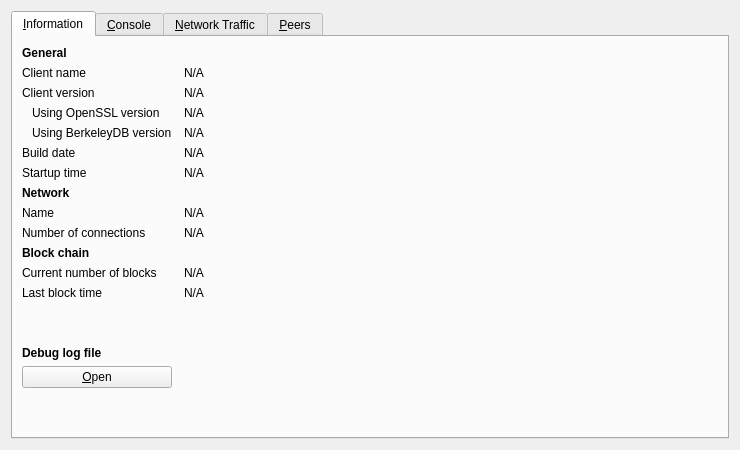
First picture: the form in src/qt/forms/rpcconsole.ui, repository philscurrency/philscurrency, before the edit.
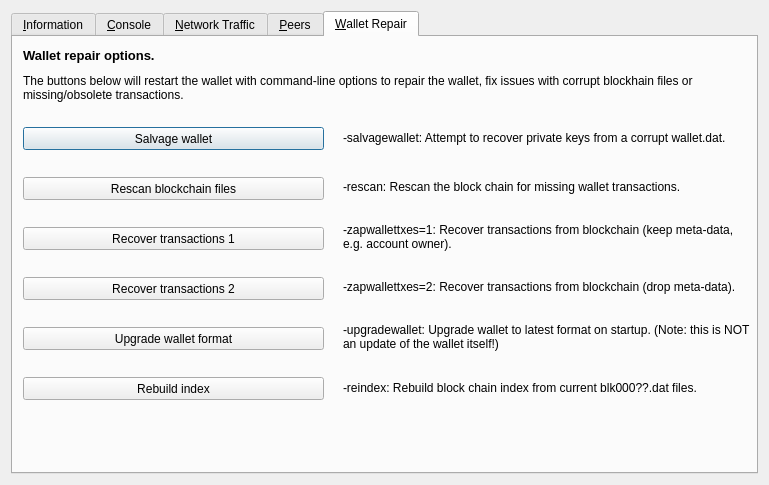
Second picture: the form after the edit. The open tabs and pages were chosen to show the change. Icons and pictures are not drawn. Custom widgets are drawn as their Qt base class.

Diff of the .ui file:
```diff
--- a/src/qt/forms/rpcconsole.ui
+++ b/src/qt/forms/rpcconsole.ui
@@ -6,8 +6,8 @@
    <rect>
     <x>0</x>
     <y>0</y>
-    <width>740</width>
-    <height>450</height>
+    <width>769</width>
+    <height>485</height>
    </rect>
   </property>
   <property name="windowTitle">
@@ -23,7 +23,7 @@
       <attribute name="title">
        <string>&amp;Information</string>
       </attribute>
-      <layout class="QGridLayout" name="gridLayout" columnstretch="0,1">
+      <layout class="QGridLayout" name="gridLayout" columnstretch="0,0">
        <property name="horizontalSpacing">
         <number>12</number>
        </property>
@@ -47,55 +47,6 @@
          </property>
         </widget>
        </item>
-       <item row="1" column="1">
-        <widget class="QLabel" name="clientName">
-         <property name="cursor">
-          <cursorShape>IBeamCursor</cursorShape>
-         </property>
-         <property name="text">
-          <string>N/A</string>
-         </property>
-         <property name="textFormat">
-          <enum>Qt::PlainText</enum>
-         </property>
-         <property name="textInteractionFlags">
-          <set>Qt::LinksAccessibleByMouse|Qt::TextSelectableByKeyboard|Qt::TextSelectableByMouse</set>
-         </property>
-        </widget>
-       </item>
-       <item row="2" column="0">
-        <widget class="QLabel" name="label_6">
-         <property name="text">
-          <string>Client version</string>
-         </property>
-        </widget>
-       </item>
-       <item row="2" column="1">
-        <widget class="QLabel" name="clientVersion">
-         <property name="cursor">
-          <cursorShape>IBeamCursor</cursorShape>
-         </property>
-         <property name="text">
-          <string>N/A</string>
-         </property>
-         <property name="textFormat">
-          <enum>Qt::PlainText</enum>
-         </property>
-         <property name="textInteractionFlags">
-          <set>Qt::LinksAccessibleByMouse|Qt::TextSelectableByKeyboard|Qt::TextSelectableByMouse</set>
-         </property>
-        </widget>
-       </item>
-       <item row="3" column="0">
-        <widget class="QLabel" name="label_14">
-         <property name="text">
-          <string>Using OpenSSL version</string>
-         </property>
-         <property name="indent">
-          <number>10</number>
-         </property>
-        </widget>
-       </item>
        <item row="3" column="1">
         <widget class="QLabel" name="openSSLVersion">
          <property name="cursor">
@@ -112,32 +63,6 @@
          </property>
         </widget>
        </item>
-       <item row="4" column="0">
-        <widget class="QLabel" name="label_berkeleyDBVersion">
-         <property name="text">
-          <string>Using BerkeleyDB version</string>
-         </property>
-         <property name="indent">
-          <number>10</number>
-         </property>
-        </widget>
-       </item>
-       <item row="4" column="1">
-        <widget class="QLabel" name="berkeleyDBVersion">
-         <property name="cursor">
-          <cursorShape>IBeamCursor</cursorShape>
-         </property>
-         <property name="text">
-          <string>N/A</string>
-         </property>
-         <property name="textFormat">
-          <enum>Qt::PlainText</enum>
-         </property>
-         <property name="textInteractionFlags">
-          <set>Qt::LinksAccessibleByMouse|Qt::TextSelectableByKeyboard|Qt::TextSelectableByMouse</set>
-         </property>
-        </widget>
-       </item>
        <item row="5" column="0">
         <widget class="QLabel" name="label_12">
          <property name="text">
@@ -145,81 +70,6 @@
          </property>
         </widget>
        </item>
-       <item row="5" column="1">
-        <widget class="QLabel" name="buildDate">
-         <property name="cursor">
-          <cursorShape>IBeamCursor</cursorShape>
-         </property>
-         <property name="text">
-          <string>N/A</string>
-         </property>
-         <property name="textFormat">
-          <enum>Qt::PlainText</enum>
-         </property>
-         <property name="textInteractionFlags">
-          <set>Qt::LinksAccessibleByMouse|Qt::TextSelectableByKeyboard|Qt::TextSelectableByMouse</set>
-         </property>
-        </widget>
-       </item>
-       <item row="6" column="0">
-        <widget class="QLabel" name="label_13">
-         <property name="text">
-          <string>Startup time</string>
-         </property>
-        </widget>
-       </item>
-       <item row="6" column="1">
-        <widget class="QLabel" name="startupTime">
-         <property name="cursor">
-          <cursorShape>IBeamCursor</cursorShape>
-         </property>
-         <property name="text">
-          <string>N/A</string>
-         </property>
-         <property name="textFormat">
-          <enum>Qt::PlainText</enum>
-         </property>
-         <property name="textInteractionFlags">
-          <set>Qt::LinksAccessibleByMouse|Qt::TextSelectableByKeyboard|Qt::TextSelectableByMouse</set>
-         </property>
-        </widget>
-       </item>
-       <item row="7" column="0">
-        <widget class="QLabel" name="label_11">
-         <property name="font">
-          <font>
-           <weight>75</weight>
-           <bold>true</bold>
-          </font>
-         </property>
-         <property name="text">
-          <string>Network</string>
-         </property>
-        </widget>
-       </item>
-       <item row="8" column="0">
-        <widget class="QLabel" name="label_8">
-         <property name="text">
-          <string>Name</string>
-         </property>
-        </widget>
-       </item>
-       <item row="8" column="1">
-        <widget class="QLabel" name="networkName">
-         <property name="cursor">
-          <cursorShape>IBeamCursor</cursorShape>
-         </property>
-         <property name="text">
-          <string>N/A</string>
-         </property>
-         <property name="textFormat">
-          <enum>Qt::PlainText</enum>
-         </property>
-         <property name="textInteractionFlags">
-          <set>Qt::LinksAccessibleByMouse|Qt::TextSelectableByKeyboard|Qt::TextSelectableByMouse</set>
-         </property>
-        </widget>
-       </item>
        <item row="9" column="0">
         <widget class="QLabel" name="label_7">
          <property name="text">
@@ -243,51 +93,15 @@
          </property>
         </widget>
        </item>
-       <item row="10" column="0">
-        <widget class="QLabel" name="label_10">
-         <property name="font">
-          <font>
-           <weight>75</weight>
-           <bold>true</bold>
-          </font>
-         </property>
-         <property name="text">
-          <string>Block chain</string>
-         </property>
-        </widget>
-       </item>
-       <item row="11" column="0">
-        <widget class="QLabel" name="label_3">
-         <property name="text">
-          <string>Current number of blocks</string>
-         </property>
-        </widget>
-       </item>
-       <item row="11" column="1">
-        <widget class="QLabel" name="numberOfBlocks">
-         <property name="cursor">
-          <cursorShape>IBeamCursor</cursorShape>
-         </property>
-         <property name="text">
-          <string>N/A</string>
-         </property>
-         <property name="textFormat">
-          <enum>Qt::PlainText</enum>
-         </property>
-         <property name="textInteractionFlags">
-          <set>Qt::LinksAccessibleByMouse|Qt::TextSelectableByKeyboard|Qt::TextSelectableByMouse</set>
-         </property>
-        </widget>
-       </item>
        <item row="12" column="0">
         <widget class="QLabel" name="label_2">
          <property name="text">
-          <string>Last block time</string>
+          <string>Current number of blocks</string>
          </property>
         </widget>
        </item>
        <item row="12" column="1">
-        <widget class="QLabel" name="lastBlockTime">
+        <widget class="QLabel" name="numberOfBlocks">
          <property name="cursor">
           <cursorShape>IBeamCursor</cursorShape>
          </property>
@@ -303,32 +117,13 @@
         </widget>
        </item>
        <item row="13" column="0">
-        <spacer name="verticalSpacer_2">
-         <property name="orientation">
-          <enum>Qt::Vertical</enum>
-         </property>
-         <property name="sizeHint" stdset="0">
-          <size>
-           <width>20</width>
-           <height>20</height>
-          </size>
-         </property>
-        </spacer>
-       </item>
-       <item row="14" column="0">
-        <widget class="QLabel" name="labelDebugLogfile">
-         <property name="font">
-          <font>
-           <weight>75</weight>
-           <bold>true</bold>
-          </font>
-         </property>
+        <widget class="QLabel" name="lastBlockTimeLabel">
          <property name="text">
-          <string>Debug log file</string>
+          <string>Last block time</string>
          </property>
         </widget>
        </item>
-       <item row="15" column="0">
+       <item row="16" column="0">
         <widget class="QPushButton" name="openDebugLogfileButton">
          <property name="toolTip">
           <string>Open the Philscurrency debug log file from the current data directory. This can take a few seconds for large log files.</string>
@@ -341,19 +136,166 @@
          </property>
         </widget>
        </item>
-       <item row="16" column="0">
-        <spacer name="verticalSpacer">
+       <item row="15" column="0">
+        <widget class="QLabel" name="debugLogFileHeader">
+         <property name="font">
+          <font>
+           <weight>75</weight>
+           <bold>true</bold>
+          </font>
+         </property>
+         <property name="text">
+          <string>Debug log file</string>
+         </property>
+        </widget>
+       </item>
+       <item row="14" column="0">
+        <spacer name="verticalSpacer_2">
          <property name="orientation">
           <enum>Qt::Vertical</enum>
          </property>
          <property name="sizeHint" stdset="0">
           <size>
            <width>20</width>
-           <height>40</height>
+           <height>20</height>
           </size>
          </property>
         </spacer>
        </item>
+       <item row="13" column="1">
+        <widget class="QLabel" name="lastBlockTime">
+         <property name="cursor">
+          <cursorShape>IBeamCursor</cursorShape>
+         </property>
+         <property name="text">
+          <string>N/A</string>
+         </property>
+         <property name="textFormat">
+          <enum>Qt::PlainText</enum>
+         </property>
+         <property name="textInteractionFlags">
+          <set>Qt::LinksAccessibleByMouse|Qt::TextSelectableByKeyboard|Qt::TextSelectableByMouse</set>
+         </property>
+        </widget>
+       </item>
+       <item row="2" column="0">
+        <widget class="QLabel" name="clientVersionLabel">
+         <property name="text">
+          <string>Client version</string>
+         </property>
+        </widget>
+       </item>
+       <item row="2" column="1">
+        <widget class="QLabel" name="clientVersion">
+         <property name="cursor">
+          <cursorShape>IBeamCursor</cursorShape>
+         </property>
+         <property name="text">
+          <string>N/A</string>
+         </property>
+         <property name="textFormat">
+          <enum>Qt::PlainText</enum>
+         </property>
+         <property name="textInteractionFlags">
+          <set>Qt::LinksAccessibleByMouse|Qt::TextSelectableByKeyboard|Qt::TextSelectableByMouse</set>
+         </property>
+        </widget>
+       </item>
+       <item row="7" column="0">
+        <widget class="QLabel" name="networkHeader">
+         <property name="font">
+          <font>
+           <weight>75</weight>
+           <bold>true</bold>
+          </font>
+         </property>
+         <property name="text">
+          <string>Network</string>
+         </property>
+        </widget>
+       </item>
+       <item row="8" column="0">
+        <widget class="QLabel" name="networkNameLabel">
+         <property name="text">
+          <string>Name</string>
+         </property>
+        </widget>
+       </item>
+       <item row="6" column="1">
+        <widget class="QLabel" name="startupTime">
+         <property name="cursor">
+          <cursorShape>IBeamCursor</cursorShape>
+         </property>
+         <property name="text">
+          <string>N/A</string>
+         </property>
+         <property name="textFormat">
+          <enum>Qt::PlainText</enum>
+         </property>
+         <property name="textInteractionFlags">
+          <set>Qt::LinksAccessibleByMouse|Qt::TextSelectableByKeyboard|Qt::TextSelectableByMouse</set>
+         </property>
+        </widget>
+       </item>
+       <item row="3" column="0">
+        <widget class="QLabel" name="openSSLVersionLabel">
+         <property name="text">
+          <string>Using OpenSSL version</string>
+         </property>
+         <property name="indent">
+          <number>10</number>
+         </property>
+        </widget>
+       </item>
+       <item row="8" column="1">
+        <widget class="QLabel" name="networkName">
+         <property name="cursor">
+          <cursorShape>IBeamCursor</cursorShape>
+         </property>
+         <property name="text">
+          <string>N/A</string>
+         </property>
+         <property name="textFormat">
+          <enum>Qt::PlainText</enum>
+         </property>
+         <property name="textInteractionFlags">
+          <set>Qt::LinksAccessibleByMouse|Qt::TextSelectableByKeyboard|Qt::TextSelectableByMouse</set>
+         </property>
+        </widget>
+       </item>
+       <item row="10" column="0">
+        <widget class="QLabel" name="masternodeCountLabel">
+         <property name="text">
+          <string>Number of Masternodes</string>
+         </property>
+        </widget>
+       </item>
+       <item row="5" column="1">
+        <widget class="QLabel" name="buildDate">
+         <property name="cursor">
+          <cursorShape>IBeamCursor</cursorShape>
+         </property>
+         <property name="text">
+          <string>N/A</string>
+         </property>
+         <property name="textFormat">
+          <enum>Qt::PlainText</enum>
+         </property>
+         <property name="textInteractionFlags">
+          <set>Qt::LinksAccessibleByMouse|Qt::TextSelectableByKeyboard|Qt::TextSelectableByMouse</set>
+         </property>
+        </widget>
+       </item>
+       <item row="4" column="0">
+        <widget class="QLabel" name="berkeleyDBVersionLabel">
+         <property name="text">
+          <string>Using BerkeleyDB version</string>
+         </property>
+         <property name="indent">
+          <number>10</number>
+         </property>
+        </widget>
+       </item>
       </layout>
      </widget>
      <widget class="QWidget" name="tab_console">
@@ -1061,6 +1003,260 @@
        </item>
       </layout>
      </widget>
+     <widget class="QWidget" name="tab_repair">
+      <attribute name="title">
+       <string>&amp;Wallet Repair</string>
+      </attribute>
+      <widget class="QPushButton" name="btn_salvagewallet">
+       <property name="geometry">
+        <rect>
+         <x>10</x>
+         <y>90</y>
+         <width>301</width>
+         <height>23</height>
+        </rect>
+       </property>
+       <property name="minimumSize">
+        <size>
+         <width>180</width>
+         <height>23</height>
+        </size>
+       </property>
+       <property name="text">
+        <string>Salvage wallet</string>
+       </property>
+      </widget>
+      <widget class="QPushButton" name="btn_rescan">
+       <property name="geometry">
+        <rect>
+         <x>10</x>
+         <y>140</y>
+         <width>301</width>
+         <height>23</height>
+        </rect>
+       </property>
+       <property name="minimumSize">
+        <size>
+         <width>180</width>
+         <height>23</height>
+        </size>
+       </property>
+       <property name="text">
+        <string>Rescan blockchain files</string>
+       </property>
+      </widget>
+      <widget class="QPushButton" name="btn_zapwallettxes1">
+       <property name="geometry">
+        <rect>
+         <x>10</x>
+         <y>190</y>
+         <width>301</width>
+         <height>23</height>
+        </rect>
+       </property>
+       <property name="minimumSize">
+        <size>
+         <width>180</width>
+         <height>23</height>
+        </size>
+       </property>
+       <property name="text">
+        <string>Recover transactions 1</string>
+       </property>
+      </widget>
+      <widget class="QPushButton" name="btn_zapwallettxes2">
+       <property name="geometry">
+        <rect>
+         <x>10</x>
+         <y>240</y>
+         <width>301</width>
+         <height>23</height>
+        </rect>
+       </property>
+       <property name="minimumSize">
+        <size>
+         <width>180</width>
+         <height>23</height>
+        </size>
+       </property>
+       <property name="text">
+        <string>Recover transactions 2</string>
+       </property>
+      </widget>
+      <widget class="QPushButton" name="btn_upgradewallet">
+       <property name="geometry">
+        <rect>
+         <x>10</x>
+         <y>290</y>
+         <width>301</width>
+         <height>23</height>
+        </rect>
+       </property>
+       <property name="minimumSize">
+        <size>
+         <width>180</width>
+         <height>23</height>
+        </size>
+       </property>
+       <property name="text">
+        <string>Upgrade wallet format</string>
+       </property>
+      </widget>
+      <widget class="QLabel" name="label_repair_helptext">
+       <property name="geometry">
+        <rect>
+         <x>10</x>
+         <y>30</y>
+         <width>711</width>
+         <height>41</height>
+        </rect>
+       </property>
+       <property name="font">
+        <font>
+         <weight>50</weight>
+         <bold>false</bold>
+        </font>
+       </property>
+       <property name="text">
+        <string>The buttons below will restart the wallet with command-line options to repair the wallet, fix issues with corrupt blockhain files or missing/obsolete transactions.</string>
+       </property>
+       <property name="wordWrap">
+        <bool>true</bool>
+       </property>
+      </widget>
+      <widget class="QLabel" name="label_repair_salvage">
+       <property name="geometry">
+        <rect>
+         <x>330</x>
+         <y>80</y>
+         <width>411</width>
+         <height>41</height>
+        </rect>
+       </property>
+       <property name="text">
+        <string>-salvagewallet: Attempt to recover private keys from a corrupt wallet.dat.</string>
+       </property>
+       <property name="wordWrap">
+        <bool>true</bool>
+       </property>
+      </widget>
+      <widget class="QLabel" name="label_repair_rescan">
+       <property name="geometry">
+        <rect>
+         <x>330</x>
+         <y>129</y>
+         <width>411</width>
+         <height>41</height>
+        </rect>
+       </property>
+       <property name="text">
+        <string>-rescan: Rescan the block chain for missing wallet transactions.</string>
+       </property>
+       <property name="wordWrap">
+        <bool>true</bool>
+       </property>
+      </widget>
+      <widget class="QLabel" name="label_repair_zap1">
+       <property name="geometry">
+        <rect>
+         <x>330</x>
+         <y>179</y>
+         <width>411</width>
+         <height>41</height>
+        </rect>
+       </property>
+       <property name="text">
+        <string>-zapwallettxes=1: Recover transactions from blockchain (keep meta-data, e.g. account owner).</string>
+       </property>
+       <property name="wordWrap">
+        <bool>true</bool>
+       </property>
+      </widget>
+      <widget class="QLabel" name="label_repair_zap2">
+       <property name="geometry">
+        <rect>
+         <x>330</x>
+         <y>229</y>
+         <width>411</width>
+         <height>41</height>
+        </rect>
+       </property>
+       <property name="text">
+        <string>-zapwallettxes=2: Recover transactions from blockchain (drop meta-data).</string>
+       </property>
+       <property name="wordWrap">
+        <bool>true</bool>
+       </property>
+      </widget>
+      <widget class="QLabel" name="label_repair_upgrade">
+       <property name="geometry">
+        <rect>
+         <x>330</x>
+         <y>279</y>
+         <width>411</width>
+         <height>41</height>
+        </rect>
+       </property>
+       <property name="text">
+        <string>-upgradewallet: Upgrade wallet to latest format on startup. (Note: this is NOT an update of the wallet itself!)</string>
+       </property>
+       <property name="wordWrap">
+        <bool>true</bool>
+       </property>
+      </widget>
+      <widget class="QLabel" name="label_repair_header">
+       <property name="geometry">
+        <rect>
+         <x>10</x>
+         <y>10</y>
+         <width>711</width>
+         <height>16</height>
+        </rect>
+       </property>
+       <property name="font">
+        <font>
+         <pointsize>10</pointsize>
+         <weight>75</weight>
+         <bold>true</bold>
+        </font>
+       </property>
+       <property name="text">
+        <string>Wallet repair options.</string>
+       </property>
+       <property name="wordWrap">
+        <bool>true</bool>
+       </property>
+      </widget>
+      <widget class="QPushButton" name="btn_reindex">
+       <property name="geometry">
+        <rect>
+         <x>10</x>
+         <y>340</y>
+         <width>301</width>
+         <height>23</height>
+        </rect>
+       </property>
+       <property name="text">
+        <string>Rebuild index</string>
+       </property>
+      </widget>
+      <widget class="QLabel" name="label_repair_reindex">
+       <property name="geometry">
+        <rect>
+         <x>330</x>
+         <y>330</y>
+         <width>411</width>
+         <height>41</height>
+        </rect>
+       </property>
+       <property name="text">
+        <string>-reindex: Rebuild block chain index from current blk000??.dat files.</string>
+       </property>
+       <property name="wordWrap">
+        <bool>true</bool>
+       </property>
+      </widget>
+     </widget>
     </widget>
    </item>
   </layout>
```
Left out of the diff: 79 changed lines with no effect on the pictures.
